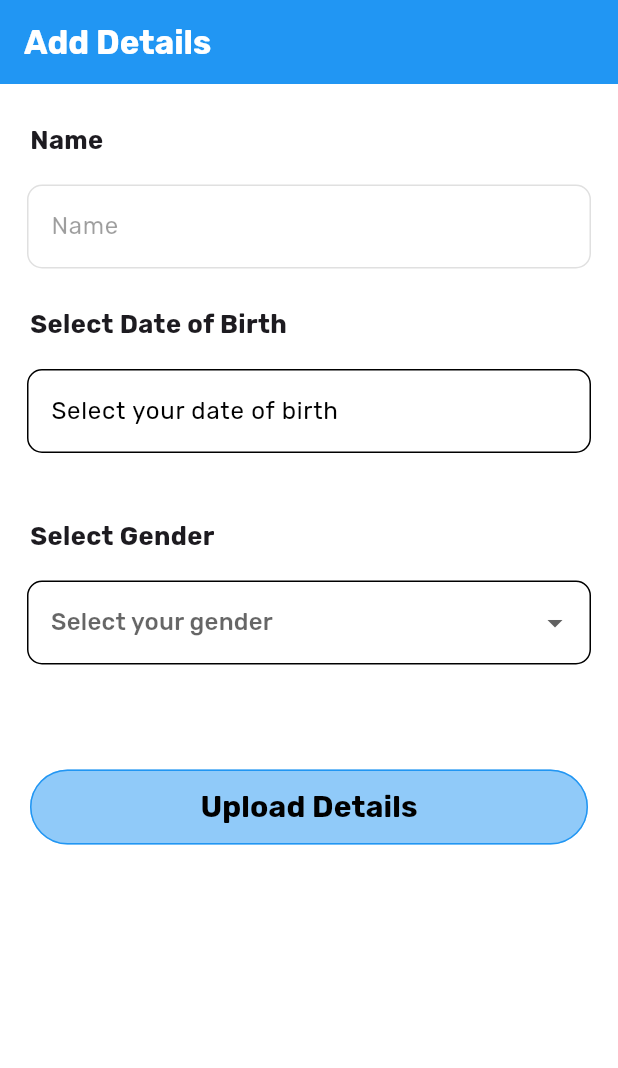
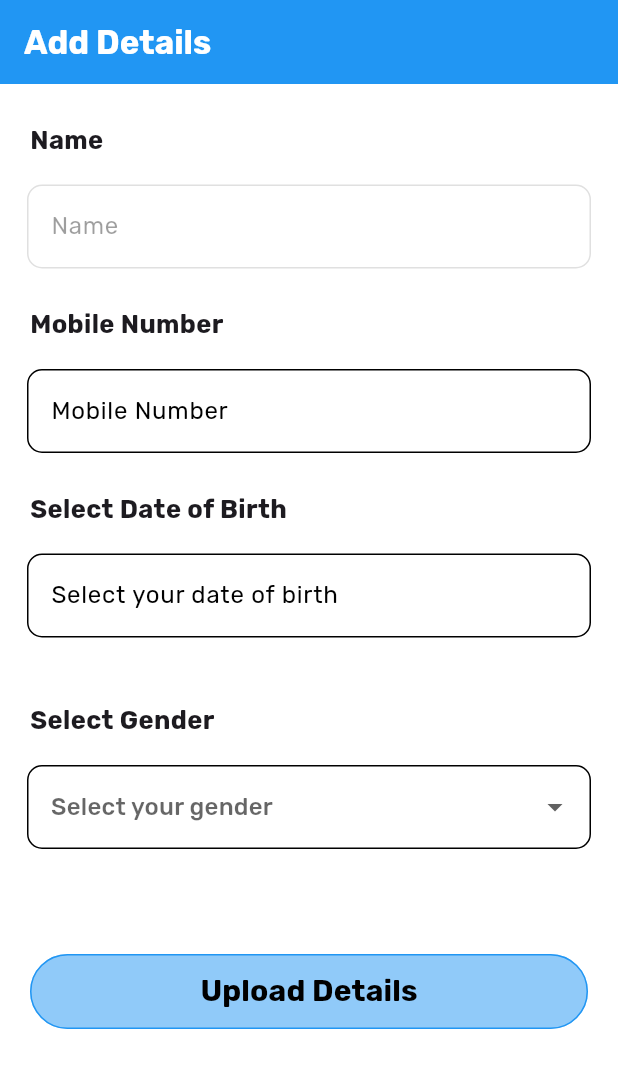
Before and after one commit to adarshnagrikar14/d-detect, a Flutter app: the AddDetails screen opened directly, on a phone screen of 412 x 824 dp. Shown: the top 1068 px of the screen. Run offline on Flutter 3.47's test engine with Material 3 defaults, Android fonts, the phone set to English and light mode, and no system bars; our stand-ins replace cloud_firestore, firebase_auth, firebase_core, firebase_storage, fluttertoast, gap and 8 more; accounts and stored records are empty.

Commit message:
Mobile Field Added

```diff
--- a/lib/dashboard.dart
+++ b/lib/dashboard.dart
@@ -47,7 +47,7 @@ class _MainDashboardState extends State<MainDashboard> {
 
   Future<void> _checkDetailsAdded() async {
     SharedPreferences prefs = await SharedPreferences.getInstance();
-    bool detailsAdded = prefs.getBool('detailsAdded') ?? false;
+    bool detailsAdded = prefs.getBool('detailsAdded2') ?? false;
 
     if (!detailsAdded) {
       Navigator.pushReplacement(
--- a/lib/detailsfill.dart
+++ b/lib/detailsfill.dart
@@ -18,6 +18,8 @@ class _AddDetailsState extends State<AddDetails> {
   TextEditingController userName = TextEditingController();
   User? user = FirebaseAuth.instance.currentUser;
   TextEditingController dobController = TextEditingController();
+  TextEditingController mobileController = TextEditingController();
+
   String? selectedGender;
   List<String> genderOptions = ['Male', 'Female', 'Other'];
 
@@ -31,7 +33,9 @@ class _AddDetailsState extends State<AddDetails> {
 
   @override
   void dispose() {
+    userName.dispose();
     dobController.dispose();
+    mobileController.dispose();
     super.dispose();
   }
 
@@ -90,6 +94,40 @@ class _AddDetailsState extends State<AddDetails> {
                 decoration: InputDecoration(
                   labelText: "Name",
                   enabled: false,
+                  border: OutlineInputBorder(
+                    borderSide: const BorderSide(
+                      color: Colors.blue,
+                      width: 1.2,
+                    ),
+                    borderRadius: BorderRadius.circular(10.0),
+                  ),
+                ),
+              ),
+            ),
+            const Padding(
+              padding: EdgeInsets.only(
+                top: 25.0,
+                left: 20.0,
+              ),
+              child: Text(
+                "Mobile Number",
+                style: TextStyle(
+                  fontWeight: FontWeight.bold,
+                  fontSize: 17.0,
+                ),
+              ),
+            ),
+            Padding(
+              padding: const EdgeInsets.only(
+                top: 18.0,
+                left: 18.0,
+                right: 18.0,
+              ),
+              child: TextField(
+                controller: mobileController,
+                keyboardType: TextInputType.phone,
+                decoration: InputDecoration(
+                  labelText: "Mobile Number",
                   border: OutlineInputBorder(
                     borderSide: const BorderSide(
                       color: Colors.blue,
@@ -222,12 +260,13 @@ class _AddDetailsState extends State<AddDetails> {
 
   Future<void> addDetails() async {
     SharedPreferences prefs = await SharedPreferences.getInstance();
-    prefs.setBool("detailsAdded", true);
+    prefs.setBool("detailsAdded2", true);
   }
 
   void insertData() async {
     if (userName.text.isEmpty ||
         dobController.text.isEmpty ||
+        mobileController.text.isEmpty ||
         selectedGender == null) {
       Fluttertoast.showToast(msg: "Enter Data Please");
     } else {
@@ -240,6 +279,7 @@ class _AddDetailsState extends State<AddDetails> {
         'Name': userName.text,
         'DOB': dobController.text,
         'Gender': selectedGender,
+        "Mobile": mobileController.text,
       });
 
       Fluttertoast.showToast(msg: "Item uploaded successfully.");
--- a/lib/give_report.dart
+++ b/lib/give_report.dart
@@ -15,7 +15,7 @@ class ReportsPage extends StatefulWidget {
 }
 
 class _ReportsPageState extends State<ReportsPage> {
-  String? name, dob, gender, rDate, rID, age;
+  String? name, dob, gender, rDate, rID, age, mobile;
 
   String? email, image, values;
 
@@ -31,6 +31,7 @@ class _ReportsPageState extends State<ReportsPage> {
       rDate = "--------------";
       age = "";
       rID = widget.docID;
+      mobile = "";
 
       email = "";
       image =
@@ -52,6 +53,7 @@ class _ReportsPageState extends State<ReportsPage> {
         name = snapshot['Name'];
         dob = snapshot['DOB'];
         gender = snapshot['Gender'];
+        mobile = snapshot["Mobile"];
       });
 
       getAge(dob);
@@ -220,6 +222,15 @@ class _ReportsPageState extends State<ReportsPage> {
                       DataRow(cells: [
                         const DataCell(
                           Text(
+                            'Mobile',
+                            style: TextStyle(fontWeight: FontWeight.bold),
+                          ),
+                        ),
+                        DataCell(Text(mobile!)),
+                      ]),
+                      DataRow(cells: [
+                        const DataCell(
+                          Text(
                             'Age',
                             style: TextStyle(fontWeight: FontWeight.bold),
                           ),
```
Also changed, not shown: lib/account.dart (+107 -1 lines), lib/all_reports.dart (added, +79 -0 lines).
